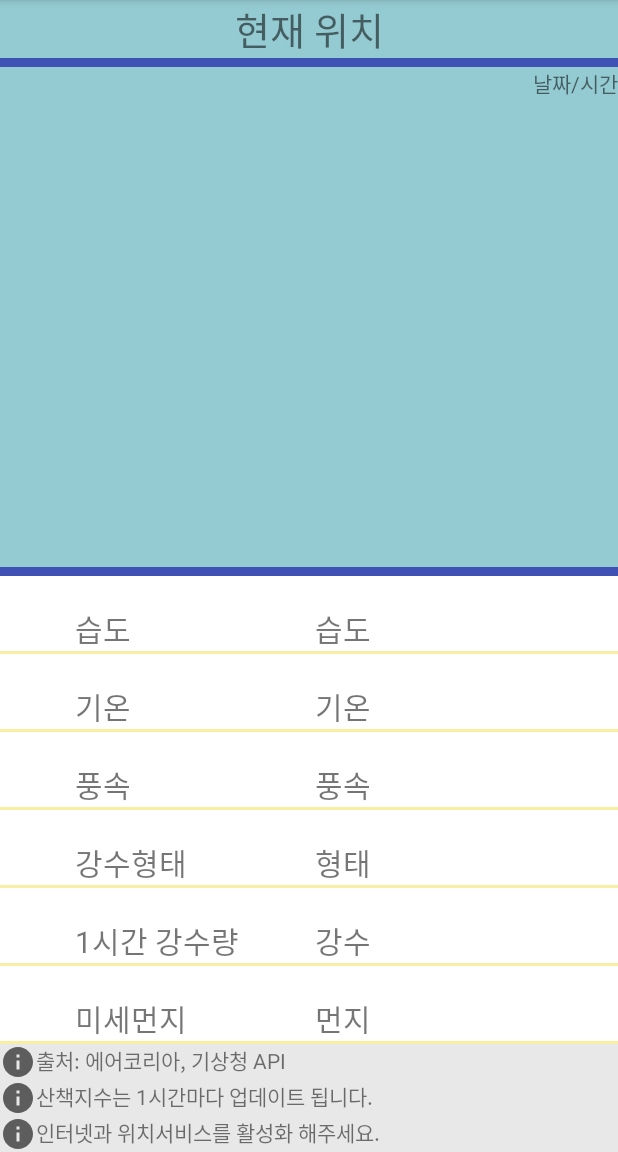
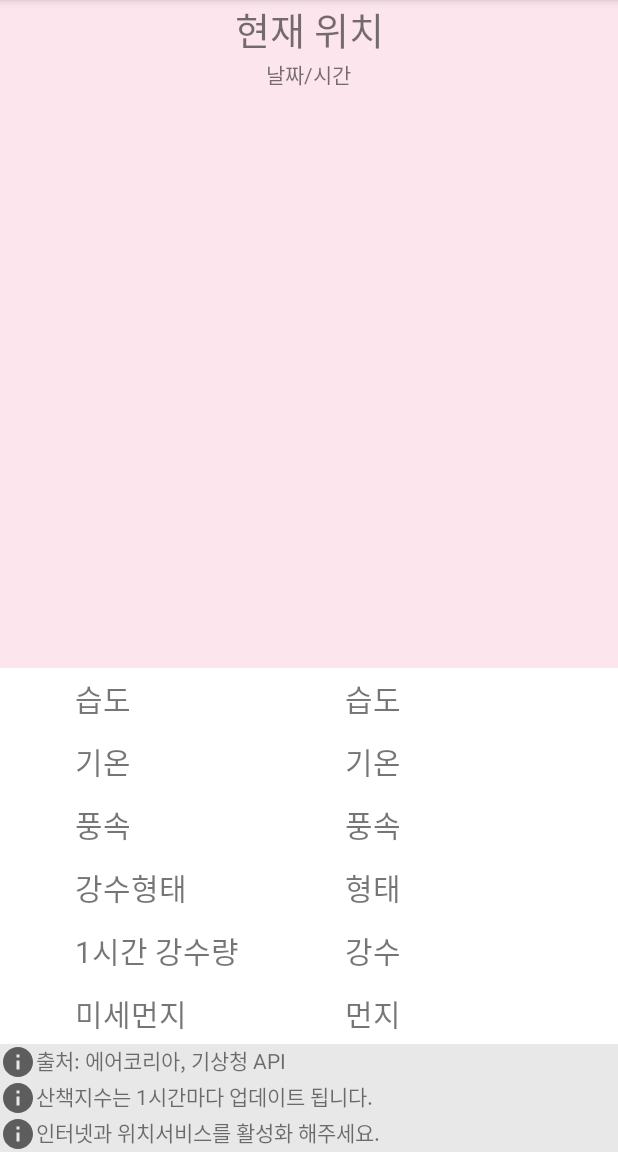
Before and after one commit to erica2512/final_project, an Android app: the screen it shows after launch (MainActivity), on a phone screen of 412 x 824 dp, the part 84-1236 px from its top. Run offline under Robolectric (Android 15) with nearby library versions, the phone set to English and light mode, and no system bars.

Commit message:
second commit

```diff
--- a/app/src/main/res/layout/activity_main.xml
+++ b/app/src/main/res/layout/activity_main.xml
@@ -17,10 +17,11 @@
         tools:ignore="UselessParent">
 
         <LinearLayout
+            android:id="@+id/back"
             android:layout_width="match_parent"
             android:layout_height="wrap_content"
-            android:background="#94CAD1"
             android:layout_weight="1"
+            android:background="#A3FAD7E3"
             android:orientation="vertical">
 
             <TextView
@@ -30,30 +31,28 @@
                 android:gravity="center"
                 android:text="현재 위치"
                 android:textSize="25dp"/>
-            <View
-                android:layout_width="match_parent"
-                android:layout_height="6dp"
-                android:background="#3F51B5" />
             <TextView
                 android:id="@+id/ttx"
                 android:layout_width="wrap_content"
                 android:layout_height="wrap_content"
-                android:layout_gravity="right"
+                android:layout_gravity="center"
                 android:text="날짜/시간" />
 
             <ImageView
                 android:id="@+id/image"
+                android:layout_marginTop="15dp"
+                android:layout_marginBottom="15dp"
                 android:layout_width="wrap_content"
                 android:layout_height="wrap_content"/>
         </LinearLayout>
 
-        <View
-            android:layout_width="match_parent"
-            android:layout_height="6dp"
-            android:background="#3F51B5" />
+        <!--        <View-->
+        <!--            android:layout_width="match_parent"-->
+        <!--            android:layout_height="6dp"-->
+        <!--            android:background="#3F51B5" />-->
 
         <LinearLayout
-            android:layout_marginTop="20dp"
+            android:layout_marginTop="5dp"
             tools:ignore="UselessParent"
             android:layout_width="match_parent"
             android:layout_height="wrap_content">
@@ -66,31 +65,26 @@
                 android:text="습도"
                 android:textSize="20sp" />
 
-<!--            <ImageView-->
-<!--                android:id="@+id/i_reh"-->
-<!--                android:layout_width="30dp"-->
-<!--                android:layout_height="30dp"-->
-<!--                android:layout_weight="1"-->
-<!--                android:src="@drawable/ic_launcher_background"/>-->
-
             <TextView
                 android:id="@+id/tx3"
                 android:layout_width="wrap_content"
                 android:layout_height="wrap_content"
                 android:layout_weight="1"
-                android:layout_marginLeft="30dp"
+                android:layout_marginLeft="50dp"
                 android:gravity="center|left"
                 android:text="습도"
                 android:textSize="20sp" />
         </LinearLayout>
 
         <View
+            android:layout_marginTop="5dp"
             android:layout_width="match_parent"
-            android:layout_height="2dp"
-            android:background="#F8EFA5" />
+            android:layout_height="1.5dp"
+            android:layout_gravity="center"
+            android:layerType="software" />
 
         <LinearLayout
-            android:layout_marginTop="20dp"
+            android:layout_marginTop="5dp"
             tools:ignore="UselessParent"
             android:layout_width="match_parent"
             android:layout_height="wrap_content">
@@ -113,17 +107,19 @@
                 android:layout_width="wrap_content"
                 android:layout_height="wrap_content"
                 android:layout_weight="1"
-                android:layout_marginLeft="30dp"
+                android:layout_marginLeft="50dp"
                 android:gravity="center|left"
                 android:text="기온"
                 android:textSize="20sp" />
         </LinearLayout>
         <View
+            android:layout_marginTop="5dp"
             android:layout_width="match_parent"
-            android:layout_height="2dp"
-            android:background="#F8EFA5" />
+            android:layout_height="1.5dp"
+            android:layout_gravity="center"
+            android:layerType="software" />
         <LinearLayout
-            android:layout_marginTop="20dp"
+            android:layout_marginTop="5dp"
             android:layout_width="match_parent"
             android:layout_height="wrap_content">
 
@@ -143,18 +139,20 @@
                 android:id="@+id/tx9"
                 android:layout_width="wrap_content"
                 android:layout_height="wrap_content"
-                android:layout_marginLeft="30dp"
+                android:layout_marginLeft="50dp"
                 android:layout_weight="1"
                 android:gravity="center|left"
                 android:text="풍속"
                 android:textSize="20sp" />
         </LinearLayout>
         <View
+            android:layout_marginTop="5dp"
             android:layout_width="match_parent"
-            android:layout_height="2dp"
-            android:background="#F8EFA5" />
+            android:layout_height="1.5dp"
+            android:layout_gravity="center"
+            android:layerType="software" />
         <LinearLayout
-            android:layout_marginTop="20dp"
+            android:layout_marginTop="5dp"
             android:layout_width="match_parent"
             android:layout_height="wrap_content">
 
@@ -174,18 +172,20 @@
                 android:id="@+id/tx2"
                 android:layout_width="wrap_content"
                 android:layout_height="wrap_content"
+                android:layout_marginLeft="50dp"
                 android:layout_weight="1"
-                android:layout_marginLeft="30dp"
                 android:gravity="center|left"
                 android:text="형태"
                 android:textSize="20sp" />
         </LinearLayout>
         <View
+            android:layout_marginTop="5dp"
             android:layout_width="match_parent"
-            android:layout_height="2dp"
-            android:background="#F8EFA5" />
+            android:layout_height="1.5dp"
+            android:layout_gravity="center"
+            android:layerType="software" />
         <LinearLayout
-            android:layout_marginTop="20dp"
+            android:layout_marginTop="5dp"
             android:layout_width="match_parent"
             android:layout_height="wrap_content">
 
@@ -209,16 +209,19 @@
                 android:layout_weight="1"
                 android:gravity="center|left"
                 android:text="강수"
-                android:layout_marginLeft="30dp"
+                android:layout_marginLeft="50dp"
                 android:textSize="20sp" />
 
         </LinearLayout>
         <View
+            android:layout_marginTop="5dp"
             android:layout_width="match_parent"
-            android:layout_height="2dp"
-            android:background="#F8EFA5" />
+            android:layout_height="1.5dp"
+            android:layout_gravity="center"
+            android:layerType="software" />
         <LinearLayout
-            android:layout_marginTop="20dp"
+            android:layout_marginTop="5dp"
+            android:layout_marginBottom="5dp"
             android:layout_width="match_parent"
             android:layout_height="wrap_content">
 
@@ -239,17 +242,14 @@
                 android:id="@+id/air"
                 android:layout_width="wrap_content"
                 android:layout_height="wrap_content"
+                android:layout_marginLeft="50dp"
                 android:layout_weight="1"
-                android:layout_marginLeft="30dp"
                 android:gravity="center|left"
                 android:text="먼지"
                 android:textSize="20sp" />
 
         </LinearLayout>
-        <View
-            android:layout_width="match_parent"
-            android:layout_height="2dp"
-            android:background="#F8EFA5" />
+
         <!--        <Button-->
         <!--            android:id="@+id/btb"-->
         <!--            android:layout_width="match_parent"-->
```
Also changed, not shown: app/src/main/java/com/example/wproject/MainActivity.java (+89 -77 lines), app/src/main/res/drawable-v24/bad_clear.png (added), app/src/main/res/drawable-v24/good_clear.png (added), app/src/main/res/drawable-v24/soso_clear.webp (added). Lines whose indentation alone changed are shown as unchanged.
